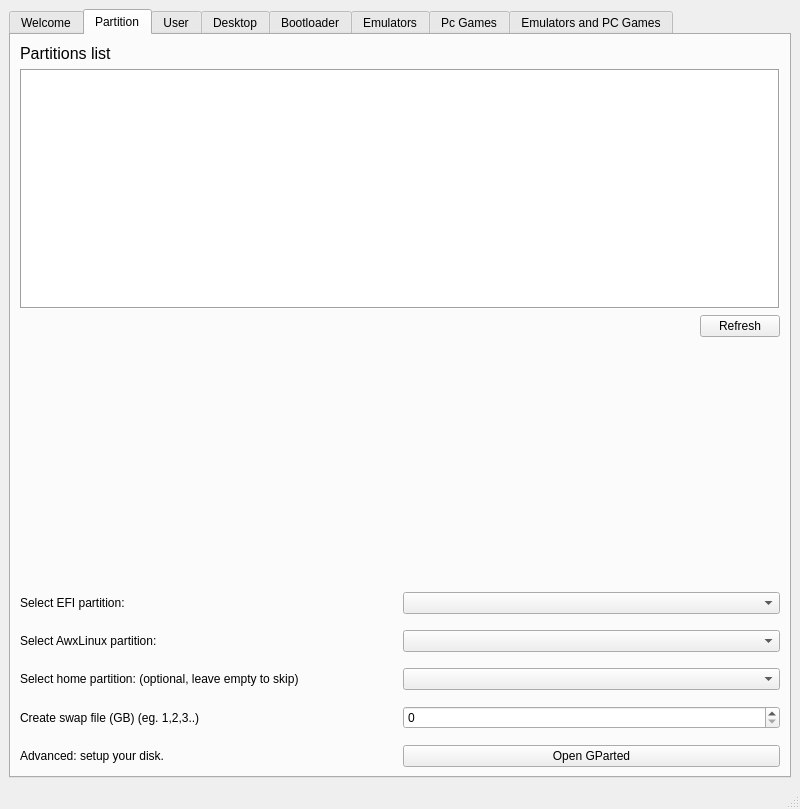
This is awxLinuxInstaller/awxlinuxinstaller.ui in A-w-x/GPD-Linux-AUR-repo as Qt 5 draws it before an edit. The edited form follows.
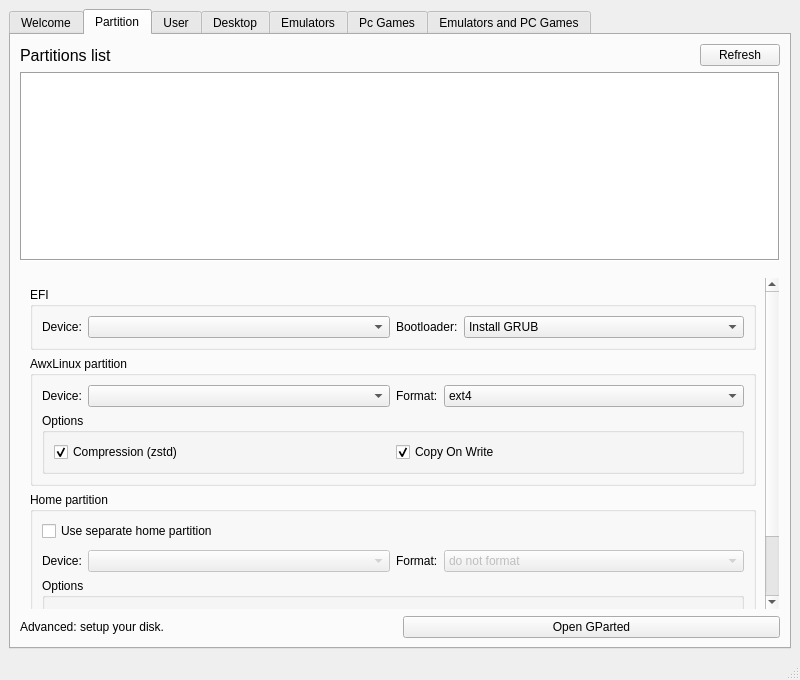
This is the edited form. The open tabs and pages were chosen to show the change. Icons and pictures are not drawn.

What changed in the file:
```diff
--- a/awxLinuxInstaller/awxlinuxinstaller.ui
+++ b/awxLinuxInstaller/awxlinuxinstaller.ui
@@ -7,7 +7,7 @@
     <x>0</x>
     <y>0</y>
     <width>800</width>
-    <height>809</height>
+    <height>680</height>
    </rect>
   </property>
   <property name="sizePolicy">
@@ -117,7 +117,15 @@
        </attribute>
        <layout class="QVBoxLayout" name="verticalLayout_2">
         <item>
+         <layout class="QHBoxLayout" name="horizontalLayout_14">
+          <item>
          <widget class="QLabel" name="label_4">
+            <property name="sizePolicy">
+             <sizepolicy hsizetype="Expanding" vsizetype="Preferred">
+              <horstretch>0</horstretch>
+              <verstretch>0</verstretch>
+             </sizepolicy>
+            </property>
           <property name="font">
            <font>
             <pointsize>12</pointsize>
@@ -129,6 +137,15 @@
          </widget>
         </item>
         <item>
+           <widget class="QPushButton" name="refreshPartListBtn">
+            <property name="text">
+             <string>Refresh</string>
+            </property>
+           </widget>
+          </item>
+         </layout>
+        </item>
+        <item>
          <widget class="QTextEdit" name="fdiskOut">
           <property name="enabled">
            <bool>true</bool>
@@ -147,27 +164,47 @@
           </property>
          </widget>
         </item>
-        <item alignment="Qt::AlignRight">
-         <widget class="QPushButton" name="refreshPartListBtn">
-          <property name="text">
-           <string>Refresh</string>
-          </property>
-         </widget>
-        </item>
         <item>
          <spacer name="verticalSpacer_3">
           <property name="orientation">
            <enum>Qt::Vertical</enum>
           </property>
+          <property name="sizeType">
+           <enum>QSizePolicy::Fixed</enum>
+          </property>
           <property name="sizeHint" stdset="0">
            <size>
             <width>20</width>
-            <height>40</height>
+            <height>10</height>
            </size>
           </property>
          </spacer>
         </item>
         <item>
+         <widget class="QScrollArea" name="partScrollA">
+          <property name="styleSheet">
+           <string notr="true">#partScrollA, #partScrollAW { background-color: transparent;}</string>
+          </property>
+          <property name="widgetResizable">
+           <bool>true</bool>
+          </property>
+          <widget class="QWidget" name="partScrollAW">
+           <property name="geometry">
+            <rect>
+             <x>0</x>
+             <y>0</y>
+             <width>744</width>
+             <height>460</height>
+            </rect>
+           </property>
+           <layout class="QVBoxLayout" name="verticalLayout_6">
+            <item>
+             <widget class="QGroupBox" name="groupBox_3">
+              <property name="title">
+               <string>EFI</string>
+              </property>
+              <layout class="QGridLayout" name="gridLayout_10">
+               <item row="0" column="0">
          <layout class="QHBoxLayout" name="horizontalLayout_5">
           <property name="spacing">
            <number>6</number>
@@ -179,12 +216,18 @@
            <number>0</number>
           </property>
           <property name="topMargin">
-           <number>10</number>
+                  <number>0</number>
           </property>
           <item>
            <widget class="QLabel" name="test">
+                   <property name="sizePolicy">
+                    <sizepolicy hsizetype="Fixed" vsizetype="Preferred">
+                     <horstretch>0</horstretch>
+                     <verstretch>0</verstretch>
+                    </sizepolicy>
+                   </property>
             <property name="text">
-             <string>Select EFI partition:</string>
+                    <string>Device:</string>
             </property>
             <property name="scaledContents">
              <bool>false</bool>
@@ -196,47 +239,281 @@
           </item>
          </layout>
         </item>
+               <item row="0" column="1">
+                <layout class="QHBoxLayout" name="horizontalLayout_15">
         <item>
+                  <widget class="QLabel" name="label_22">
+                   <property name="sizePolicy">
+                    <sizepolicy hsizetype="Fixed" vsizetype="Preferred">
+                     <horstretch>0</horstretch>
+                     <verstretch>0</verstretch>
+                    </sizepolicy>
+                   </property>
+                   <property name="text">
+                    <string>Bootloader:</string>
+                   </property>
+                  </widget>
+                 </item>
+                 <item>
+                  <widget class="QComboBox" name="instGrubCombo">
+                   <item>
+                    <property name="text">
+                     <string>Install GRUB</string>
+                    </property>
+                   </item>
+                   <item>
+                    <property name="text">
+                     <string>Do not install (advanced users)</string>
+                    </property>
+                   </item>
+                  </widget>
+                 </item>
+                </layout>
+               </item>
+              </layout>
+             </widget>
+            </item>
+            <item>
+             <widget class="QGroupBox" name="groupBox_2">
+              <property name="title">
+               <string>AwxLinux partition</string>
+              </property>
+              <layout class="QGridLayout" name="gridLayout_6">
+               <item row="0" column="1">
+                <layout class="QHBoxLayout" name="horizontalLayout_3">
+                 <property name="topMargin">
+                  <number>0</number>
+                 </property>
+                 <item>
+                  <widget class="QLabel" name="label_20">
+                   <property name="sizePolicy">
+                    <sizepolicy hsizetype="Fixed" vsizetype="Preferred">
+                     <horstretch>0</horstretch>
+                     <verstretch>0</verstretch>
+                    </sizepolicy>
+                   </property>
+                   <property name="text">
+                    <string>Format:</string>
+                   </property>
+                  </widget>
+                 </item>
+                 <item>
+                  <widget class="QComboBox" name="awxPFormatCombo">
+                   <item>
+                    <property name="text">
+                     <string>ext4</string>
+                    </property>
+                   </item>
+                   <item>
+                    <property name="text">
+                     <string>btrfs</string>
+                    </property>
+                   </item>
+                   <item>
+                    <property name="text">
+                     <string>do not format partition</string>
+                    </property>
+                   </item>
+                  </widget>
+                 </item>
+                </layout>
+               </item>
+               <item row="1" column="0" colspan="2">
+                <widget class="QGroupBox" name="awxPartBtrfsOpts">
+                 <property name="title">
+                  <string>Options</string>
+                 </property>
+                 <layout class="QGridLayout" name="gridLayout_7">
+                  <item row="0" column="0">
+                   <widget class="QCheckBox" name="awxcomprChk">
+                    <property name="text">
+                     <string>Compression (zstd)</string>
+                    </property>
+                    <property name="checked">
+                     <bool>true</bool>
+                    </property>
+                   </widget>
+                  </item>
+                  <item row="0" column="1">
+                   <widget class="QCheckBox" name="awxcowChk">
+                    <property name="text">
+                     <string>Copy On Write</string>
+                    </property>
+                    <property name="checked">
+                     <bool>true</bool>
+                    </property>
+                   </widget>
+                  </item>
+                 </layout>
+                </widget>
+               </item>
+               <item row="0" column="0">
          <layout class="QHBoxLayout" name="horizontalLayout_6">
           <property name="sizeConstraint">
            <enum>QLayout::SetMinimumSize</enum>
           </property>
           <property name="topMargin">
-           <number>10</number>
+                  <number>0</number>
           </property>
           <item>
            <widget class="QLabel" name="label_3">
+                   <property name="sizePolicy">
+                    <sizepolicy hsizetype="Fixed" vsizetype="Preferred">
+                     <horstretch>0</horstretch>
+                     <verstretch>0</verstretch>
+                    </sizepolicy>
+                   </property>
             <property name="text">
-             <string>Select AwxLinux partition:</string>
+                    <string>Device:</string>
             </property>
            </widget>
           </item>
           <item>
-           <widget class="QComboBox" name="awxPartCombo"/>
+                  <widget class="QComboBox" name="awxPartCombo">
+                   <property name="sizePolicy">
+                    <sizepolicy hsizetype="Preferred" vsizetype="Fixed">
+                     <horstretch>0</horstretch>
+                     <verstretch>0</verstretch>
+                    </sizepolicy>
+                   </property>
+                  </widget>
           </item>
          </layout>
         </item>
+              </layout>
+             </widget>
+            </item>
         <item>
+             <widget class="QGroupBox" name="homePartGroup">
+              <property name="title">
+               <string>Home partition</string>
+              </property>
+              <layout class="QGridLayout" name="gridLayout_8">
+               <item row="3" column="0" colspan="2">
+                <widget class="QGroupBox" name="homePartBtrfsOpts">
+                 <property name="title">
+                  <string>Options</string>
+                 </property>
+                 <layout class="QGridLayout" name="gridLayout_9">
+                  <item row="0" column="0">
+                   <widget class="QCheckBox" name="homecomprChk">
+                    <property name="text">
+                     <string>Compression (zstd)</string>
+                    </property>
+                    <property name="checked">
+                     <bool>true</bool>
+                    </property>
+                   </widget>
+                  </item>
+                  <item row="0" column="1">
+                   <widget class="QCheckBox" name="homecowChk">
+                    <property name="text">
+                     <string>Copy On Write</string>
+                    </property>
+                    <property name="checked">
+                     <bool>true</bool>
+                    </property>
+                   </widget>
+                  </item>
+                 </layout>
+                </widget>
+               </item>
+               <item row="0" column="0">
+                <widget class="QCheckBox" name="homePartChk">
+                 <property name="text">
+                  <string>Use separate home partition</string>
+                 </property>
+                </widget>
+               </item>
+               <item row="2" column="0">
          <layout class="QHBoxLayout" name="horizontalLayout_2">
           <property name="topMargin">
-           <number>10</number>
+                  <number>0</number>
           </property>
           <item>
            <widget class="QLabel" name="label_19">
+                   <property name="sizePolicy">
+                    <sizepolicy hsizetype="Fixed" vsizetype="Preferred">
+                     <horstretch>0</horstretch>
+                     <verstretch>0</verstretch>
+                    </sizepolicy>
+                   </property>
             <property name="text">
-             <string>&lt;html&gt;&lt;head/&gt;&lt;body&gt;&lt;p&gt;Select home partition: (optional, leave empty to skip)&lt;/p&gt;&lt;/body&gt;&lt;/html&gt;</string>
+                    <string>Device:</string>
             </property>
            </widget>
           </item>
           <item>
-           <widget class="QComboBox" name="homePartCombo"/>
-          </item>
-         </layout>
+                  <widget class="QComboBox" name="homePartCombo">
+                   <property name="enabled">
+                    <bool>false</bool>
+                   </property>
+                  </widget>
+                 </item>
+                </layout>
+               </item>
+               <item row="2" column="1">
+                <layout class="QHBoxLayout" name="horizontalLayout_4">
+                 <item>
+                  <widget class="QLabel" name="label_21">
+                   <property name="sizePolicy">
+                    <sizepolicy hsizetype="Fixed" vsizetype="Preferred">
+                     <horstretch>0</horstretch>
+                     <verstretch>0</verstretch>
+                    </sizepolicy>
+                   </property>
+                   <property name="text">
+                    <string>Format:</string>
+                   </property>
+                  </widget>
+                 </item>
+                 <item>
+                  <widget class="QComboBox" name="homePartFormatCombo">
+                   <property name="enabled">
+                    <bool>false</bool>
+                   </property>
+                   <item>
+                    <property name="text">
+                     <string>do not format</string>
+                    </property>
+                   </item>
+                   <item>
+                    <property name="text">
+                     <string>ext4</string>
+                    </property>
+                   </item>
+                   <item>
+                    <property name="text">
+                     <string>btrfs</string>
+                    </property>
+                   </item>
+                  </widget>
+                 </item>
+                </layout>
+               </item>
+               <item row="1" column="0" colspan="2">
+                <spacer name="verticalSpacer_10">
+                 <property name="orientation">
+                  <enum>Qt::Vertical</enum>
+                 </property>
+                 <property name="sizeType">
+                  <enum>QSizePolicy::Fixed</enum>
+                 </property>
+                 <property name="sizeHint" stdset="0">
+                  <size>
+                   <width>20</width>
+                   <height>3</height>
+                  </size>
+                 </property>
+                </spacer>
+               </item>
+              </layout>
+             </widget>
         </item>
         <item>
          <layout class="QHBoxLayout" name="horizontalLayout_13">
           <property name="topMargin">
-           <number>10</number>
+               <number>0</number>
           </property>
           <item>
            <widget class="QLabel" name="label_14">
@@ -250,10 +527,14 @@
           </item>
          </layout>
         </item>
+           </layout>
+          </widget>
+         </widget>
+        </item>
         <item>
          <layout class="QHBoxLayout" name="horizontalLayout_12">
           <property name="topMargin">
-           <number>10</number>
+           <number>0</number>
           </property>
           <item>
            <widget class="QLabel" name="label_13">
@@ -588,63 +869,6 @@
         </item>
        </layout>
       </widget>
-      <widget class="QWidget" name="bootloaderTab">
-       <attribute name="title">
-        <string>Bootloader</string>
-       </attribute>
-       <layout class="QVBoxLayout" name="verticalLayout_4">
-        <item alignment="Qt::AlignTop">
-         <widget class="QLabel" name="label_15">
-          <property name="text">
-           <string>&lt;html&gt;&lt;head/&gt;&lt;body&gt;&lt;p align=&quot;center&quot;&gt;A bootloader is required to boot the new OS.&lt;/p&gt;&lt;p align=&quot;center&quot;&gt;If this is the only OS in your device, or if you have Windows and this is a new linux install, you will be able to install GRUB.&lt;/p&gt;&lt;p align=&quot;center&quot;&gt;&lt;br/&gt;&lt;/p&gt;&lt;/body&gt;&lt;/html&gt;</string>
-          </property>
-         </widget>
-        </item>
-        <item>
-         <spacer name="verticalSpacer_5">
-          <property name="orientation">
-           <enum>Qt::Vertical</enum>
-          </property>
-          <property name="sizeType">
-           <enum>QSizePolicy::Minimum</enum>
-          </property>
-          <property name="sizeHint" stdset="0">
-           <size>
-            <width>20</width>
-            <height>40</height>
-           </size>
-          </property>
-         </spacer>
-        </item>
-        <item>
-         <widget class="QComboBox" name="instGrubCombo">
-          <item>
-           <property name="text">
-            <string>Install GRUB Bootloader</string>
-           </property>
-          </item>
-          <item>
-           <property name="text">
-            <string>Do not install GRUB, i will manually setup my own bootloader</string>
-           </property>
-          </item>
-         </widget>
-        </item>
-        <item>
-         <spacer name="verticalSpacer_4">
-          <property name="orientation">
-           <enum>Qt::Vertical</enum>
-          </property>
-          <property name="sizeHint" stdset="0">
-           <size>
-            <width>20</width>
-            <height>40</height>
-           </size>
-          </property>
-         </spacer>
-        </item>
-       </layout>
-      </widget>
       <widget class="QWidget" name="emuTab">
        <attribute name="title">
         <string>Emulators</string>
```
Left out of the diff: 224 changed lines with no effect on the pictures. Lines whose indentation alone changed are shown as unchanged.
